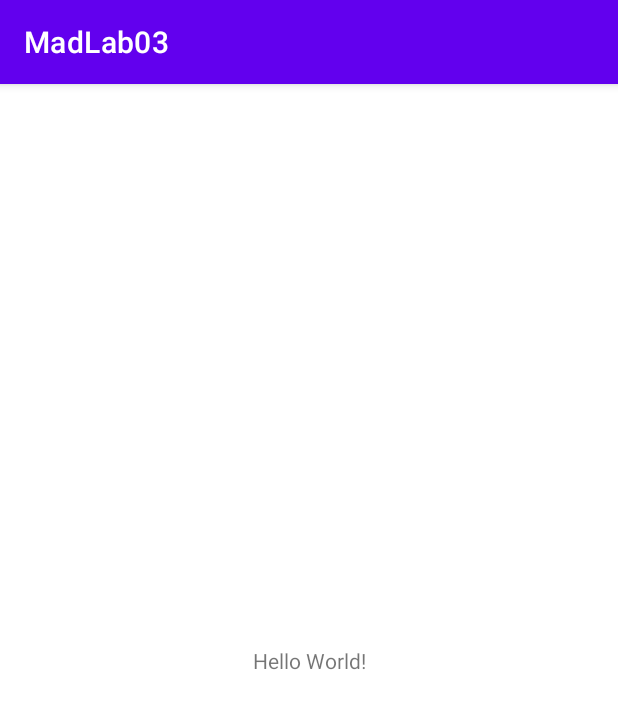
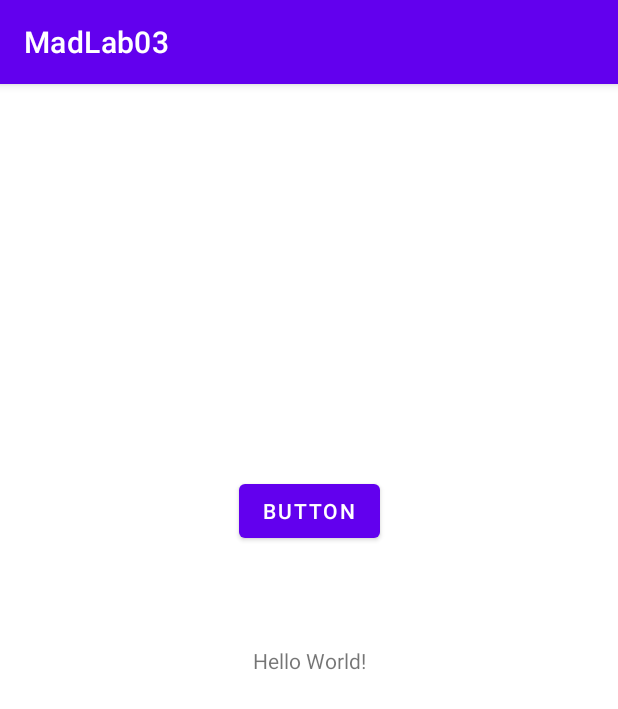
Before and after one commit to GRieZzLEO/MadLab03, an Android app: the screen it shows after launch (MainActivity), on a phone screen of 412 x 824 dp. Shown: the top 709 px of the screen. Run offline under Robolectric (Android 15) with nearby library versions, the phone set to English and light mode, and no system bars.

Commit message:
Button added

```diff
--- a/app/src/main/res/layout/activity_main.xml
+++ b/app/src/main/res/layout/activity_main.xml
@@ -7,6 +7,7 @@
     tools:context=".MainActivity">
 
     <TextView
+        android:id="@+id/textView"
         android:layout_width="wrap_content"
         android:layout_height="wrap_content"
         android:text="Hello World!"
@@ -15,4 +16,16 @@
         app:layout_constraintStart_toStartOf="parent"
         app:layout_constraintTop_toTopOf="parent" />
 
+    <Button
+        android:id="@+id/button"
+        android:layout_width="wrap_content"
+        android:layout_height="wrap_content"
+        android:layout_marginTop="251dp"
+        android:layout_marginBottom="57dp"
+        android:text="Button"
+        app:layout_constraintBottom_toTopOf="@+id/textView"
+        app:layout_constraintEnd_toEndOf="parent"
+        app:layout_constraintStart_toStartOf="parent"
+        app:layout_constraintTop_toTopOf="parent" />
+
 </androidx.constraintlayout.widget.ConstraintLayout>
```
